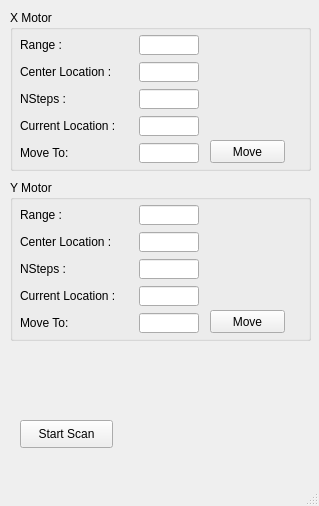
Before: the Qt Designer form gridscan_mainwin.ui in hgarbeil/GridScan, drawn with Qt 5.
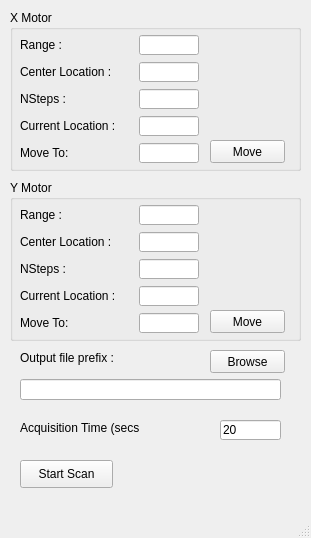
After: the same form once the commit is applied.

Diff of the .ui file:
```diff
--- a/gridscan_mainwin.ui
+++ b/gridscan_mainwin.ui
@@ -6,8 +6,8 @@
    <rect>
     <x>0</x>
     <y>0</y>
-    <width>319</width>
-    <height>506</height>
+    <width>311</width>
+    <height>538</height>
    </rect>
   </property>
   <property name="windowTitle">
@@ -19,7 +19,7 @@
      <rect>
       <x>10</x>
       <y>10</y>
-      <width>301</width>
+      <width>291</width>
       <height>161</height>
      </rect>
     </property>
@@ -171,7 +171,7 @@
     <property name="geometry">
      <rect>
       <x>20</x>
-      <y>420</y>
+      <y>460</y>
       <width>93</width>
       <height>28</height>
      </rect>
@@ -185,7 +185,7 @@
      <rect>
       <x>10</x>
       <y>180</y>
-      <width>301</width>
+      <width>291</width>
       <height>161</height>
      </rect>
     </property>
@@ -333,6 +333,68 @@
      </layout>
     </widget>
    </widget>
+   <widget class="QLabel" name="label_11">
+    <property name="geometry">
+     <rect>
+      <x>20</x>
+      <y>350</y>
+      <width>101</width>
+      <height>16</height>
+     </rect>
+    </property>
+    <property name="text">
+     <string>Output file prefix :</string>
+    </property>
+   </widget>
+   <widget class="QPushButton" name="browseButton">
+    <property name="geometry">
+     <rect>
+      <x>210</x>
+      <y>350</y>
+      <width>75</width>
+      <height>23</height>
+     </rect>
+    </property>
+    <property name="text">
+     <string>Browse</string>
+    </property>
+   </widget>
+   <widget class="QLineEdit" name="outprefLE">
+    <property name="geometry">
+     <rect>
+      <x>20</x>
+      <y>379</y>
+      <width>261</width>
+      <height>21</height>
+     </rect>
+    </property>
+   </widget>
+   <widget class="QLabel" name="label_12">
+    <property name="geometry">
+     <rect>
+      <x>20</x>
+      <y>420</y>
+      <width>121</width>
+      <height>16</height>
+     </rect>
+    </property>
+    <property name="text">
+     <string>Acquisition Time (secs ) : </string>
+    </property>
+   </widget>
+   <widget class="QLineEdit" name="acquisitionTimeLE">
+    <property name="geometry">
+     <rect>
+      <x>220</x>
+      <y>420</y>
+      <width>61</width>
+      <height>20</height>
+     </rect>
+    </property>
+    <property name="text">
+     <string>20</string>
+    </property>
+   </widget>
   </widget>
   <widget class="QMenuBar" name="menubar">
    <property name="geometry">
```
Left out of the diff: 2 changed lines with no effect on the pictures.
